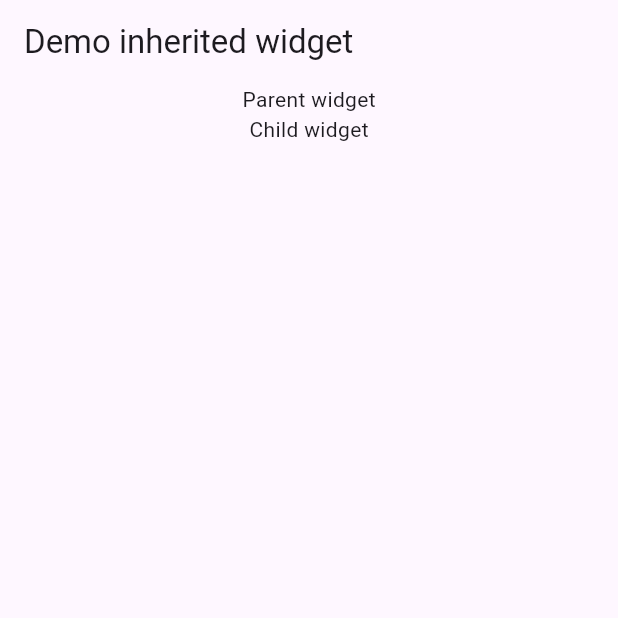
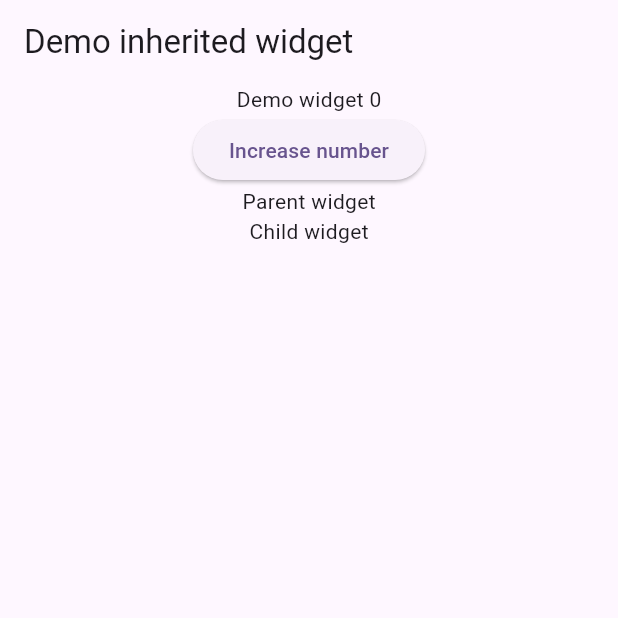
Before and after one commit to phamtanphat/flutter_inherited_widget16032024, a Flutter app: the screen it shows after launch, on a phone screen of 412 x 824 dp, the top half of it. Run offline on Flutter 3.47's test engine with Material 3 defaults, Android fonts, the phone set to English and light mode, and no system bars.

Commit message:
setup error struct

```diff
--- a/lib/demo_inherited_widget_page.dart
+++ b/lib/demo_inherited_widget_page.dart
@@ -1,3 +1,4 @@
+import 'package:flutter/cupertino.dart';
 import 'package:flutter/material.dart';
 
 class DemoInheritedWidgetPage extends StatefulWidget {
@@ -8,6 +9,9 @@ class DemoInheritedWidgetPage extends StatefulWidget {
 }
 
 class _DemoInheritedWidgetPageState extends State<DemoInheritedWidgetPage> {
+  String text = "Hello";
+  int number = 0;
+
   @override
   Widget build(BuildContext context) {
     return Scaffold(
@@ -18,16 +22,43 @@ class _DemoInheritedWidgetPageState extends State<DemoInheritedWidgetPage> {
         child: Center(
           child: Column(
             children: [
-              ParentWidget(),
-              ChildWidget()
+              Text("Demo widget $number"),
+              ElevatedButton(onPressed: () {
+                setState(() {
+                  number += 1;
+                });
+              }, child: Text("Increase number")),
+              MyInheritedWidget(
+                value: text,
+                child: Column(
+                  children: [
+                    ParentWidget(),
+                    ChildWidget()
+                  ],
+                ),
+              ),
             ],
-          ),
+          )
         ),
       ),
     );
   }
 }
 
+class MyInheritedWidget extends InheritedWidget {
+  String value;
+  Widget child;
+
+  MyInheritedWidget({
+    required this.value,
+    required this.child
+  }): super(child: child);
+
+  @override
+  bool updateShouldNotify(covariant InheritedWidget oldWidget) {
+    return false;
+  }
+}
 
 class ParentWidget extends StatefulWidget {
   const ParentWidget({super.key});
@@ -39,6 +70,7 @@ class ParentWidget extends StatefulWidget {
 class _ParentWidgetState extends State<ParentWidget> {
   @override
   Widget build(BuildContext context) {
+    print("Parent widget build");
     return Container(
       child: Text("Parent widget"),
     );
@@ -51,6 +83,7 @@ class ChildWidget extends StatelessWidget {
 
   @override
   Widget build(BuildContext context) {
+    print("Child widget build");
     return Container(
       child: Text("Child widget"),
     );
```
